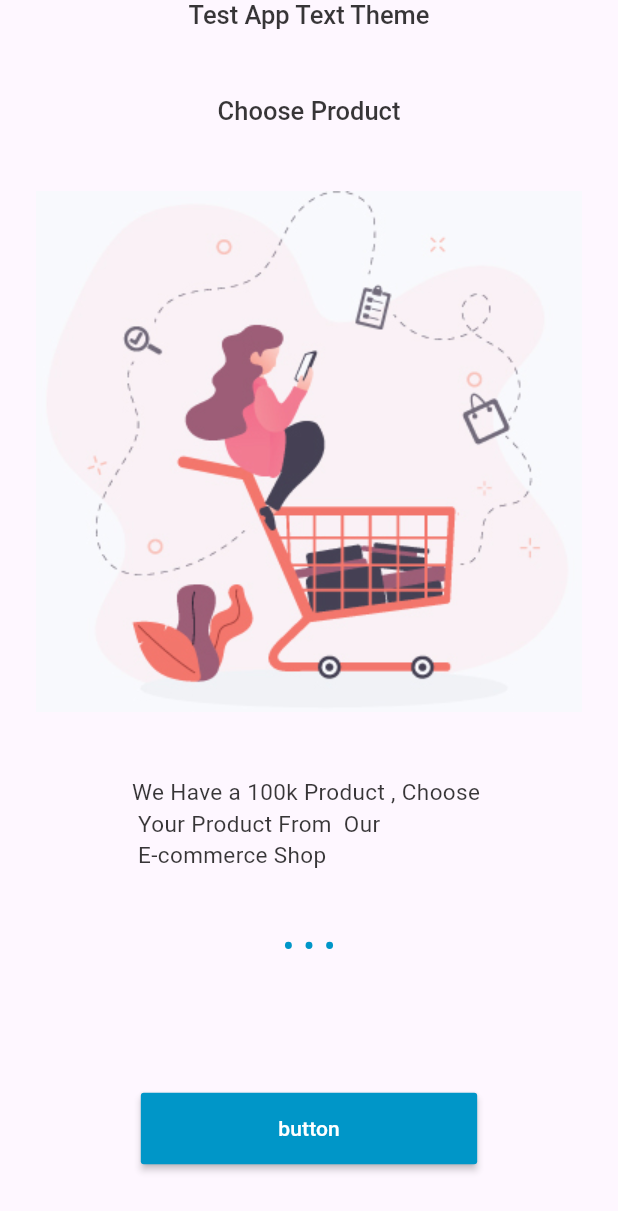
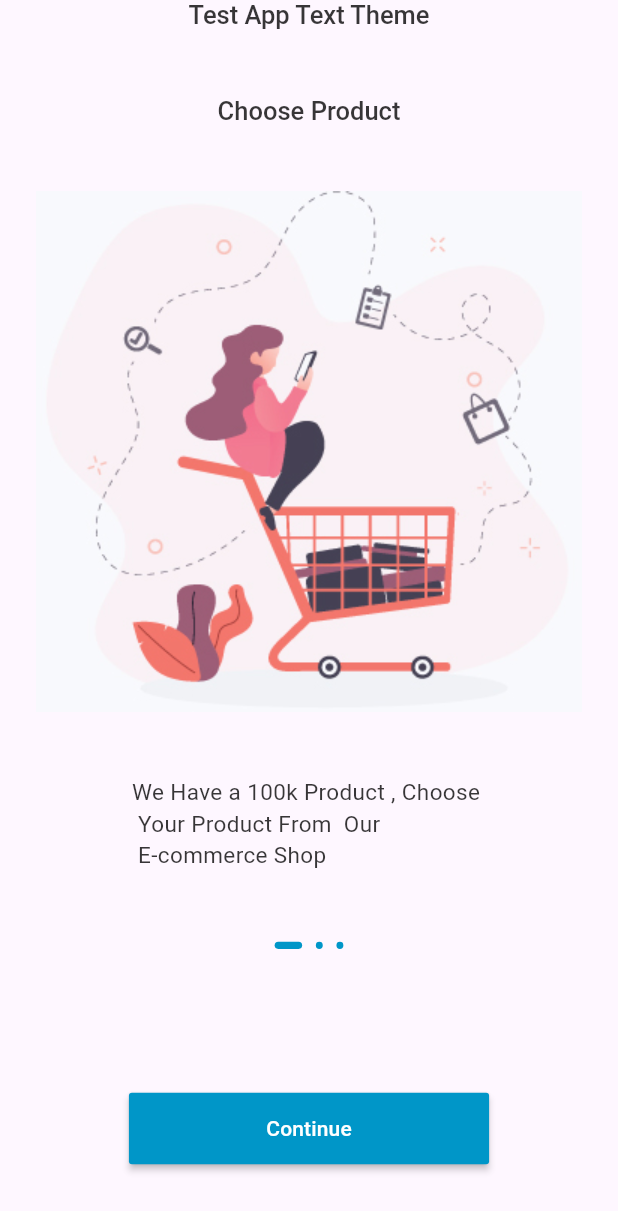
Before and after one commit to Ezzalarab/e_commerce_getx, a Flutter app: the screen it shows after launch, on a phone screen of 412 x 824 dp. Shown: the top 1211 px of the screen. Run offline on Flutter 3.47's test engine with Material 3 defaults, Android fonts, the phone set to English and light mode, and no system bars; our stand-ins replace flutter_screenutil, get; Roboto replaces fonts that are missing (Almarai); project files that could hold a hidden picture were left out.

Commit message:
add onboarding page controller

```diff
--- a/lib/app/exports.dart
+++ b/lib/app/exports.dart
@@ -1,4 +1,6 @@
+export 'package:e_commerce_getx/controller/onboarding_c.dart';
 export 'package:e_commerce_getx/core/theme/app_theme.dart';
+export 'package:e_commerce_getx/core/constants/routes.dart';
 
 export 'package:e_commerce_getx/core/constants/ui_values.dart';
 
@@ -12,5 +14,5 @@ export 'package:get/get.dart';
 export 'package:flutter/material.dart';
 
 export 'package:e_commerce_getx/data/models/on_boarding.dart';
-export 'package:e_commerce_getx/view/pages/on_boarding_page.dart';
+export 'package:e_commerce_getx/view/pages/on_boarding_p.dart';
 export 'package:e_commerce_getx/core/constants/images_assets.dart';
--- /dev/null
+++ b/lib/controller/onboarding_c.dart
@@ -0,0 +1,39 @@
+import 'package:e_commerce_getx/app/exports.dart';
+
+abstract class OnBoardingC extends GetxController {
+  next();
+  onPageChanged(int pageIndex);
+}
+
+class OnBoardingCImpl extends OnBoardingC {
+  int pageIndex = 0;
+  late PageController pageController;
+
+  @override
+  void onInit() {
+    pageController = PageController();
+    super.onInit();
+  }
+
+  @override
+  next() {
+    if (pageIndex < LocalData.onboardingList.length - 1) {
+      pageIndex++;
+      pageController.animateToPage(
+        pageIndex,
+        duration: const Duration(milliseconds: 400),
+        curve: Curves.easeInOut,
+      );
+    } else {
+      // go to login
+      Get.offAllNamed(AppRoutes.login);
+    }
+  }
+
+  @override
+  // ignore: avoid_renaming_method_parameters
+  onPageChanged(int newPageIndex) {
+    pageIndex = newPageIndex;
+    update();
+  }
+}
--- /dev/null
+++ b/lib/core/constants/routes.dart
@@ -0,0 +1,15 @@
+import '../../app/exports.dart';
+
+// create approutes class
+class AppRoutes {
+  static const String onBoarding = '/onboarding';
+  static const String login = '/login';
+  static const String home = '/home';
+  static const String productDetails = '/product-details';
+  static const String cart = '/cart';
+  static const String checkout = '/checkout';
+  static const String orders = '/orders';
+  static const String profile = '/profile';
+  static const String splash = '/splash';
+  static const String splashRoute = '/splash';
+}
--- a/lib/main.dart
+++ b/lib/main.dart
@@ -19,8 +19,23 @@
           theme: AppTheme.light,
           darkTheme: AppTheme.dark,
           themeMode: ThemeMode.system,
-            home: const OnBoardingPage(),
+          // home: const OnBoardingP(),
+          initialRoute: AppRoutes.onBoarding,
+          routes: routes,
         );
-        });
+      },
+    );
   }
 }
+
+Map<String, Widget Function(BuildContext)> routes = {
+  AppRoutes.onBoarding: (context) => const OnBoardingP(),
+  // AppRoutes.login: (context) => const LoginP(),
+  // AppRoutes.home: (context) => const HomeP(),
+  // AppRoutes.productDetails: (context) => const ProductDetailsP(),
+  // AppRoutes.cart: (context) => const CartP(),
+  // AppRoutes.checkout: (context) => const CheckoutP(),
+  // AppRoutes.orders: (context) => const OrdersP(),
+  // AppRoutes.profile: (context) => const ProfileP(),
+  // AppRoutes.splash: (context) => const SplashP(),
+};
--- /dev/null
+++ b/lib/view/pages/auth/login_p.dart
@@ -0,0 +1,22 @@
+import '../../../app/exports.dart';
+
+class LoginP extends StatelessWidget {
+  const LoginP({super.key});
+
+  @override
+  Widget build(BuildContext context) {
+    return Scaffold(
+      appBar: AppBar(
+        title: const Text('Login Page'),
+        centerTitle: true,
+      ),
+      body: const SafeArea(
+        child: Column(
+          children: [
+            Text('Login Page'),
+          ],
+        ),
+      ),
+    );
+  }
+}
--- /dev/null
+++ b/lib/view/pages/on_boarding_p.dart
@@ -0,0 +1,117 @@
+import '../../app/exports.dart';
+
+class OnBoardingP extends StatelessWidget {
+  const OnBoardingP({super.key});
+
+  @override
+  Widget build(BuildContext context) {
+    Get.put(OnBoardingCImpl());
+    return Scaffold(
+      body: SafeArea(
+        child: Column(
+          children: [
+            Text(
+              'Test App Text Theme',
+              style: Theme.of(context).textTheme.headlineLarge,
+            ),
+            const Expanded(
+              flex: 3,
+              child: OnBoardingSlider(),
+            ),
+            Expanded(
+              child: Column(
+                children: [
+                  GetBuilder<OnBoardingCImpl>(builder: (controller) {
+                    return Row(
+                      mainAxisAlignment: MainAxisAlignment.center,
+                      children: [
+                        ...List.generate(LocalData.onboardingList.length,
+                            (index) {
+                          return AnimatedContainer(
+                            margin: EdgeInsets.all(UiValues.space4.w),
+                            duration: const Duration(seconds: 1),
+                            width: (controller.pageIndex == index)
+                                ? UiValues.space16.w
+                                : UiValues.space4.w,
+                            height: UiValues.space4.h,
+                            decoration: BoxDecoration(
+                              color: AppColors.primary,
+                              borderRadius:
+                                  BorderRadius.circular(UiValues.radius1.w),
+                            ),
+                          );
+                        }),
+                      ],
+                    );
+                  }),
+                  const Spacer(),
+                  const OnBoardingButton()
+                ],
+              ),
+            ),
+          ],
+        ),
+      ),
+    );
+  }
+}
+
+class OnBoardingButton extends GetView<OnBoardingCImpl> {
+  const OnBoardingButton({
+    super.key,
+  });
+
+  @override
+  Widget build(BuildContext context) {
+    return Container(
+      margin: EdgeInsets.only(bottom: UiValues.space40.h),
+      height: UiValues.space40.h,
+      decoration: BoxDecoration(
+        borderRadius: BorderRadius.circular(UiValues.radius2.w),
+      ),
+      child: MaterialButton(
+        padding: EdgeInsets.symmetric(horizontal: UiValues.space80.w),
+        color: AppColors.primary,
+        textColor: AppColors.white,
+        onPressed: () {
+          controller.next();
+        },
+        child: const Text('Continue'),
+      ),
+    );
+  }
+}
+
+class OnBoardingSlider extends GetView<OnBoardingCImpl> {
+  const OnBoardingSlider({
+    super.key,
+  });
+
+  @override
+  Widget build(BuildContext context) {
+    return PageView.builder(
+      controller: controller.pageController,
+      onPageChanged: controller.onPageChanged,
+      itemCount: LocalData.onboardingList.length,
+      itemBuilder: (context, index) {
+        OnBoarding onBoarding = LocalData.onboardingList[index];
+        return Column(
+          mainAxisAlignment: MainAxisAlignment.spaceEvenly,
+          children: [
+            Text(
+              onBoarding.title,
+              style: Theme.of(context).textTheme.headlineLarge,
+            ),
+            Image.asset(
+              onBoarding.image,
+            ),
+            Text(
+              onBoarding.body,
+              style: Theme.of(context).textTheme.bodyMedium,
+            ),
+          ],
+        );
+      },
+    );
+  }
+}
--- a/lib/view/pages/on_boarding_page.dart
+++ /dev/null
@@ -1,87 +0,0 @@
-import '../../app/exports.dart';
-
-class OnBoardingPage extends StatelessWidget {
-  const OnBoardingPage({super.key});
-
-  @override
-  Widget build(BuildContext context) {
-    return Scaffold(
-      body: SafeArea(
-        child: Column(
-          children: [
-            Text(
-              'Test App Text Theme',
-              style: Theme.of(context).textTheme.headlineLarge,
-            ),
-            Expanded(
-              flex: 3,
-              child: PageView.builder(
-                itemCount: LocalData.onboardingList.length,
-                itemBuilder: (context, index) {
-                  OnBoarding onBoarding = LocalData.onboardingList[index];
-                  return Column(
-                    mainAxisAlignment: MainAxisAlignment.spaceEvenly,
-                    children: [
-                      Text(
-                        onBoarding.title,
-                        style: Theme.of(context).textTheme.headlineLarge,
-                      ),
-                      Image.asset(
-                        onBoarding.image,
-                      ),
-                      Text(
-                        onBoarding.body,
-                        style: Theme.of(context).textTheme.bodyMedium,
-                      ),
-                    ],
-                  );
-                },
-              ),
-            ),
-            Expanded(
-              child: Column(
-                children: [
-                  Row(
-                    mainAxisAlignment: MainAxisAlignment.center,
-                    children: [
-                      ...List.generate(LocalData.onboardingList.length,
-                          (index) {
-                        return AnimatedContainer(
-                          margin: EdgeInsets.all(UiValues.space4.w),
-                          duration: const Duration(seconds: 1),
-                          width: UiValues.space4.w,
-                          height: UiValues.space4.h,
-                          decoration: BoxDecoration(
-                            color: AppColors.primary,
-                            borderRadius:
-                                BorderRadius.circular(UiValues.radius1.w),
-                          ),
-                        );
-                      }),
-                    ],
-                  ),
-                  const Spacer(),
-                  Container(
-                    margin: EdgeInsets.only(bottom: UiValues.space40.h),
-                    height: UiValues.space40.h,
-                    decoration: BoxDecoration(
-                      borderRadius: BorderRadius.circular(UiValues.radius2.w),
-                    ),
-                    child: MaterialButton(
-                      padding:
-                          EdgeInsets.symmetric(horizontal: UiValues.space80.w),
-                      color: AppColors.primary,
-                      textColor: AppColors.white,
-                      onPressed: () {},
-                      child: const Text('button'),
-                    ),
-                  )
-                ],
-              ),
-            ),
-          ],
-        ),
-      ),
-    );
-  }
-}
```
Also changed, not shown: pubspec.yaml (+4 -4 lines), pubspec.lock. Lines whose indentation alone changed are shown as unchanged.
